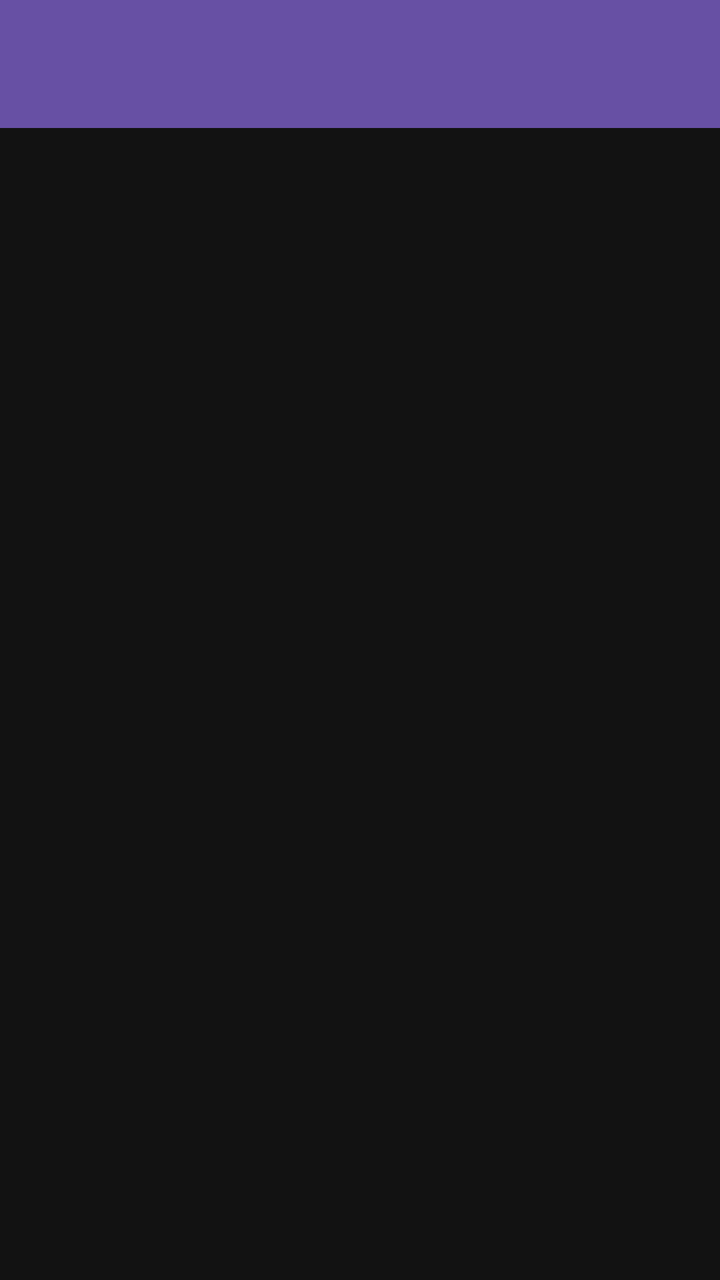
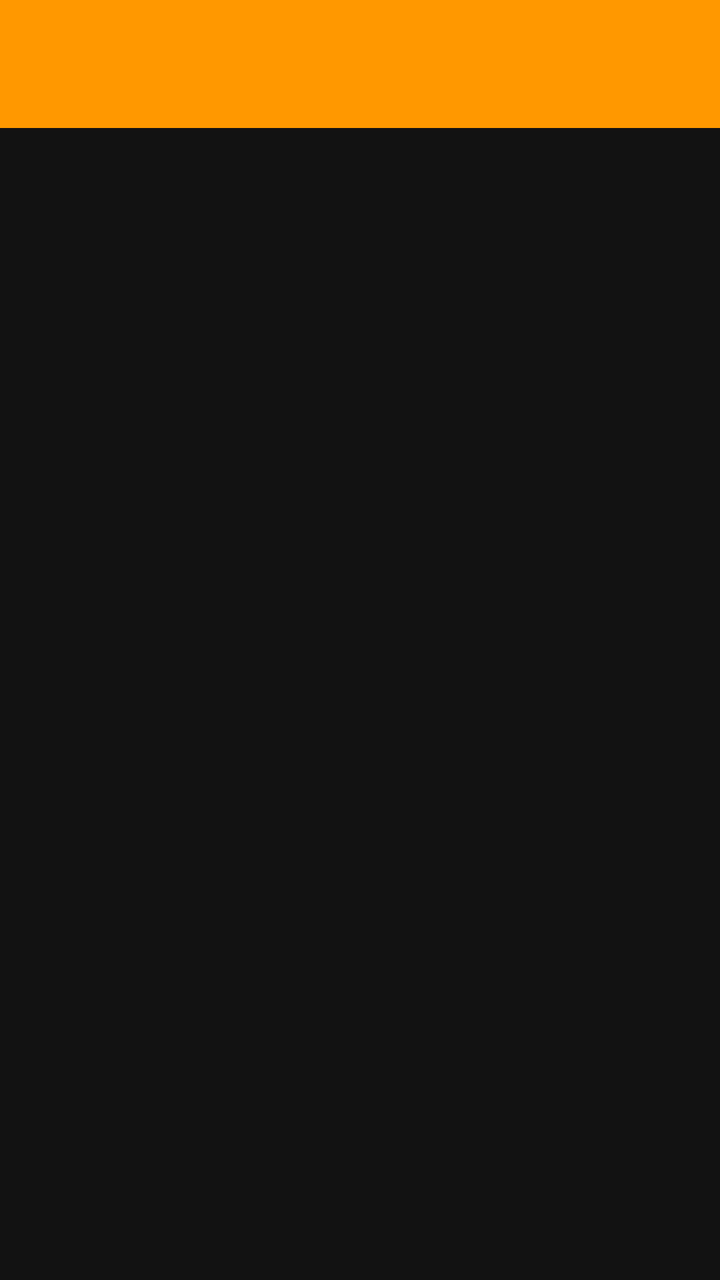

An Android layout rendered at two revisions. The XML below is the earlier revision; the diff shows what the commit changed to produce the second picture.
<!-- AndroidManifest.xml: application theme Theme.AvtoMaster -->
<!-- res/layout/activity_forum.xml -->
<?xml version="1.0" encoding="utf-8"?>
<LinearLayout xmlns:android="http://schemas.android.com/apk/res/android"
    android:layout_width="match_parent"
    android:layout_height="match_parent"
    android:orientation="vertical"
    android:fitsSystemWindows="true"
    android:background="@color/background_dark">

    <androidx.appcompat.widget.Toolbar
        android:id="@+id/toolbar"
        android:layout_width="match_parent"
        android:layout_height="?attr/actionBarSize"
        android:background="?attr/colorPrimary"
        android:theme="@style/ThemeOverlay.AppCompat.Dark.ActionBar"
        android:popupTheme="@style/ThemeOverlay.AppCompat.Light" />

    <FrameLayout
        android:id="@+id/container"
        android:layout_width="match_parent"
        android:layout_height="match_parent" />

</LinearLayout>
<!-- resources referenced by this layout -->
<resources>
  <color name="background_dark">#121212</color>
  <style name="Theme.AvtoMaster" parent="Base.Theme.AvtoMaster" />
  <style name="Base.Theme.AvtoMaster" parent="Theme.Material3.DayNight.NoActionBar">
          <item name="android:statusBarColor">@color/orange_accent</item>
          <item name="android:windowLightStatusBar">true</item>
          <item name="android:windowBackground">@color/background_dark</item>
      </style>
  <color name="orange_accent">#FF9800</color>
</resources>

<!-- the commit's change to res/layout/activity_forum.xml (unified diff, before → after) -->
@@ -10,9 +10,10 @@
         android:id="@+id/toolbar"
         android:layout_width="match_parent"
         android:layout_height="?attr/actionBarSize"
-        android:background="?attr/colorPrimary"
+        android:background="@color/orange_accent"
         android:theme="@style/ThemeOverlay.AppCompat.Dark.ActionBar"
-        android:popupTheme="@style/ThemeOverlay.AppCompat.Light" />
+        android:popupTheme="@style/ThemeOverlay.AppCompat.Light"
+        android:titleTextColor="@color/white" />
 
     <FrameLayout
         android:id="@+id/container"
<!-- resource entries referenced after the edit -->
@@ -4,9 +4,14 @@
   <style name="Theme.AvtoMaster" parent="Base.Theme.AvtoMaster" />
   <style name="Base.Theme.AvtoMaster" parent="Theme.Material3.DayNight.NoActionBar">
           <item name="android:statusBarColor">@color/orange_accent</item>
-          <item name="android:windowLightStatusBar">true</item>
+          <item name="android:windowLightStatusBar">false</item>
           <item name="android:windowBackground">@color/background_dark</item>
+          <item name="colorPrimary">@color/orange_accent</item>
+          <item name="colorPrimaryDark">@color/orange_accent_dark</item>
+          <item name="colorAccent">@color/orange_accent</item>
       </style>
+  <color name="orange_accent_dark">#E68900</color>
   <color name="orange_accent">#FF9800</color>
+  <color name="white">#FFFFFFFF</color>
 </resources>
 
